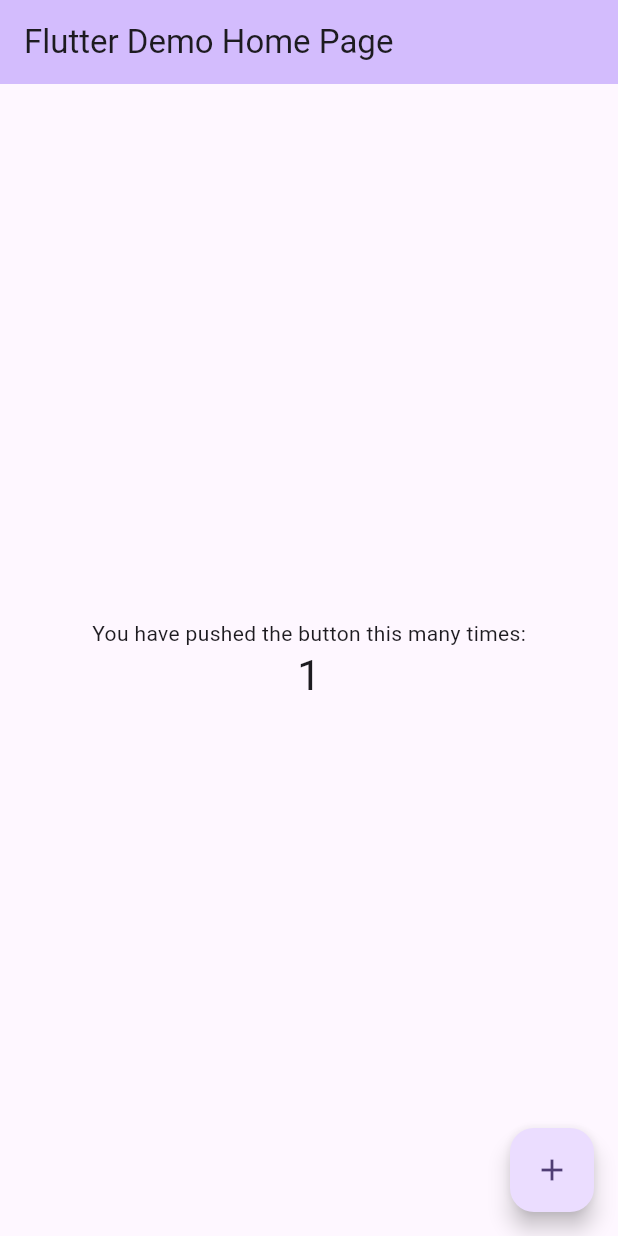
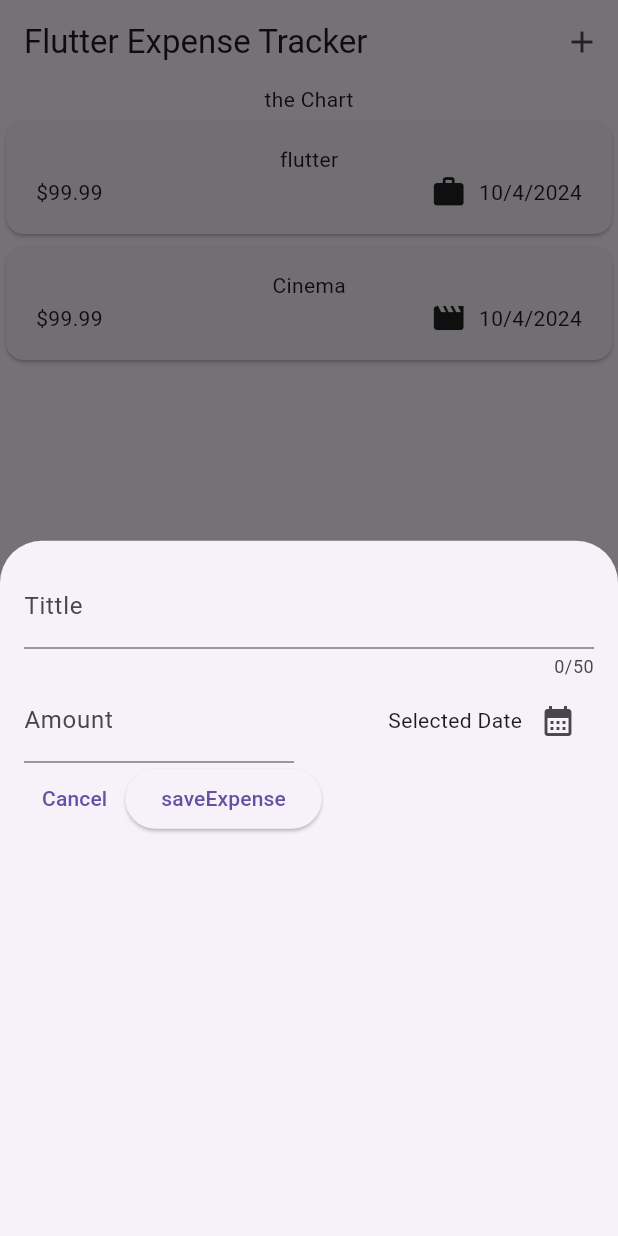
Before and after one commit to rituraj0506/ExpenseTrackerApp, a Flutter app: the screen it shows after launch, after a tap on the "add" icon, on a phone screen of 412 x 824 dp. Run offline on Flutter 3.47's test engine with Material 3 defaults, Android fonts, the phone set to English and light mode, and no system bars.

Commit message:
til 4 th Oct

```diff
--- a/lib/main.dart
+++ b/lib/main.dart
@@ -1,125 +1,18 @@
-import 'package:flutter/material.dart';
+import "package:expensetracker/widgets/expenses_list/expenses.dart";
+import "package:flutter/material.dart";
 
 void main() {
-  runApp(const MyApp());
+  runApp(MyApp());
 }
 
 class MyApp extends StatelessWidget {
   const MyApp({super.key});
 
-  // This widget is the root of your application.
   @override
   Widget build(BuildContext context) {
     return MaterialApp(
-      title: 'Flutter Demo',
-      theme: ThemeData(
-        // This is the theme of your application.
-        //
-        // TRY THIS: Try running your application with "flutter run". You'll see
-        // the application has a purple toolbar. Then, without quitting the app,
-        // try changing the seedColor in the colorScheme below to Colors.green
-        // and then invoke "hot reload" (save your changes or press the "hot
-        // reload" button in a Flutter-supported IDE, or press "r" if you used
-        // the command line to start the app).
-        //
-        // Notice that the counter didn't reset back to zero; the application
-        // state is not lost during the reload. To reset the state, use hot
-        // restart instead.
-        //
-        // This works for code too, not just values: Most code changes can be
-        // tested with just a hot reload.
-        colorScheme: ColorScheme.fromSeed(seedColor: Colors.deepPurple),
-        useMaterial3: true,
-      ),
-      home: const MyHomePage(title: 'Flutter Demo Home Page'),
+      debugShowCheckedModeBanner: false,
+      home: Expenses(),
     );
   }
 }
-
-class MyHomePage extends StatefulWidget {
-  const MyHomePage({super.key, required this.title});
-
-  // This widget is the home page of your application. It is stateful, meaning
-  // that it has a State object (defined below) that contains fields that affect
-  // how it looks.
-
-  // This class is the configuration for the state. It holds the values (in this
-  // case the title) provided by the parent (in this case the App widget) and
-  // used by the build method of the State. Fields in a Widget subclass are
-  // always marked "final".
-
-  final String title;
-
-  @override
-  State<MyHomePage> createState() => _MyHomePageState();
-}
-
-class _MyHomePageState extends State<MyHomePage> {
-  int _counter = 0;
-
-  void _incrementCounter() {
-    setState(() {
-      // This call to setState tells the Flutter framework that something has
-      // changed in this State, which causes it to rerun the build method below
-      // so that the display can reflect the updated values. If we changed
-      // _counter without calling setState(), then the build method would not be
-      // called again, and so nothing would appear to happen.
-      _counter++;
-    });
-  }
-
-  @override
-  Widget build(BuildContext context) {
-    // This method is rerun every time setState is called, for instance as done
-    // by the _incrementCounter method above.
-    //
-    // The Flutter framework has been optimized to make rerunning build methods
-    // fast, so that you can just rebuild anything that needs updating rather
-    // than having to individually change instances of widgets.
-    return Scaffold(
-      appBar: AppBar(
-        // TRY THIS: Try changing the color here to a specific color (to
-        // Colors.amber, perhaps?) and trigger a hot reload to see the AppBar
-        // change color while the other colors stay the same.
-        backgroundColor: Theme.of(context).colorScheme.inversePrimary,
-        // Here we take the value from the MyHomePage object that was created by
-        // the App.build method, and use it to set our appbar title.
-        title: Text(widget.title),
-      ),
-      body: Center(
-        // Center is a layout widget. It takes a single child and positions it
-        // in the middle of the parent.
-        child: Column(
-          // Column is also a layout widget. It takes a list of children and
-          // arranges them vertically. By default, it sizes itself to fit its
-          // children horizontally, and tries to be as tall as its parent.
-          //
-          // Column has various properties to control how it sizes itself and
-          // how it positions its children. Here we use mainAxisAlignment to
-          // center the children vertically; the main axis here is the vertical
-          // axis because Columns are vertical (the cross axis would be
-          // horizontal).
-          //
-          // TRY THIS: Invoke "debug painting" (choose the "Toggle Debug Paint"
-          // action in the IDE, or press "p" in the console), to see the
-          // wireframe for each widget.
-          mainAxisAlignment: MainAxisAlignment.center,
-          children: <Widget>[
-            const Text(
-              'You have pushed the button this many times:',
-            ),
-            Text(
-              '$_counter',
-              style: Theme.of(context).textTheme.headlineMedium,
-            ),
-          ],
-        ),
-      ),
-      floatingActionButton: FloatingActionButton(
-        onPressed: _incrementCounter,
-        tooltip: 'Increment',
-        child: const Icon(Icons.add),
-      ), // This trailing comma makes auto-formatting nicer for build methods.
-    );
-  }
-}
--- /dev/null
+++ b/lib/models/expense.dart
@@ -0,0 +1,37 @@
+// instead of accepting parameter, i used third party uuid whenever new expense obj is created such new unique id is build  dynamically
+
+import 'package:flutter/material.dart';
+import 'package:uuid/uuid.dart';
+import 'package:intl/intl.dart';
+
+// declare object
+final uuid = Uuid();
+
+final formatter = DateFormat.yMd();
+
+enum Category { food, travel, leisure, work }
+
+const categoryIcons = {
+  Category.food: Icons.lunch_dining,
+  Category.travel: Icons.flashlight_off,
+  Category.work: Icons.work,
+  Category.leisure: Icons.movie,
+};
+
+class Expense {
+  Expense(
+      {required this.title,
+      required this.amount,
+      required this.date,
+      required this.category})
+      : id = uuid.v4(); // it generate unique id
+  final String id;
+  final String title;
+  final double amount;
+  final DateTime date;
+  final Category category;
+
+  String get formattedDate {
+    return formatter.format(date);
+  }
+}
--- /dev/null
+++ b/lib/widgets/expenses_list/expense_item.dart
@@ -0,0 +1,37 @@
+import 'package:expensetracker/models/expense.dart';
+import 'package:flutter/material.dart';
+
+// Expense Input data for displayed
+class ExpenseItem extends StatelessWidget {
+  ExpenseItem(this.expense, {super.key});
+  // for adding item in expenses
+  final Expense expense;
+  @override
+  Widget build(BuildContext context) {
+    return Card(
+      child: Padding(
+        padding: const EdgeInsets.symmetric(horizontal: 20, vertical: 16),
+        child: Column(
+          children: [
+            Text(expense.title),
+            Row(
+              children: [
+                Text(
+                  '\$${expense.amount.toStringAsFixed(2)}',
+                ),
+                const Spacer(),
+                Row(
+                  children: [
+                    Icon(categoryIcons[expense.category]),
+                    const SizedBox(width: 8),
+                    Text(expense.formattedDate),
+                  ],
+                ),
+              ],
+            ),
+          ],
+        ),
+      ),
+    );
+  }
+}
--- /dev/null
+++ b/lib/widgets/expenses_list/expenses.dart
@@ -0,0 +1,53 @@
+import 'package:expensetracker/widgets/expenses_list/expenses_list.dart';
+import 'package:expensetracker/models/expense.dart';
+import 'package:expensetracker/widgets/expenses_list/new_expense.dart';
+import 'package:flutter/material.dart';
+
+class Expenses extends StatefulWidget {
+  const Expenses({super.key});
+
+  @override
+  State<Expenses> createState() => _ExpensesState();
+}
+
+class _ExpensesState extends State<Expenses> {
+  final List<Expense> _registeredExpenses = [
+    Expense(
+        title: 'flutter',
+        amount: 99.99,
+        date: DateTime.now(),
+        category: Category.work),
+    Expense(
+        title: 'Cinema',
+        amount: 99.99,
+        date: DateTime.now(),
+        category: Category.leisure),
+  ];
+  void _openAddExpenseOverlay() {
+    showModalBottomSheet(
+      context: context,
+      builder: (ctx) => NewExpense(),
+    );
+  }
+
+  @override
+  Widget build(BuildContext context) {
+    return Scaffold(
+      appBar: AppBar(
+        title: Text('Flutter Expense Tracker '),
+        actions: [
+          IconButton(
+            onPressed: _openAddExpenseOverlay,
+            icon: Icon(Icons.add),
+          ),
+        ],
+      ),
+      body: Column(
+        children: [
+          Text("the Chart"),
+          Expanded(child: ExpensesList(expenses: _registeredExpenses)),
+        ],
+      ),
+    );
+  }
+}
--- /dev/null
+++ b/lib/widgets/expenses_list/expenses_list.dart
@@ -0,0 +1,15 @@
+import 'package:expensetracker/models/expense.dart';
+import 'package:expensetracker/widgets/expenses_list/expense_item.dart';
+import 'package:flutter/material.dart';
+
+class ExpensesList extends StatelessWidget {
+  const ExpensesList({super.key, required this.expenses});
+  final List<Expense> expenses;
+  @override
+  Widget build(BuildContext context) {
+    return ListView.builder(
+      itemCount: expenses.length,
+      itemBuilder: (ctx, index) => ExpenseItem(expenses[index]),
+    );
+  }
+}
--- /dev/null
+++ b/lib/widgets/expenses_list/new_expense.dart
@@ -0,0 +1,88 @@
+// ignore_for_file: prefer_const_constructors, prefer_const_literals_to_create_immutables
+
+import 'package:flutter/material.dart';
+
+class NewExpense extends StatefulWidget {
+  const NewExpense({super.key});
+
+  @override
+  State<NewExpense> createState() => _NewExpenseState();
+}
+
+class _NewExpenseState extends State<NewExpense> {
+  // var _entertitle = '';
+  // void _saveTitleInput(String inputValue) {
+  //   _entertitle = inputValue;
+  // }
+
+  var _titlecontroller = TextEditingController();
+  var _amountcontroller = TextEditingController();
+
+  void dispose() {
+    _titlecontroller.dispose();
+    _amountcontroller.dispose();
+    super.dispose();
+  }
+
+  @override
+  Widget build(BuildContext context) {
+    return Padding(
+      padding: const EdgeInsets.all(16.0),
+      child: Column(
+        children: [
+          TextField(
+            controller: _titlecontroller,
+            maxLength: 50,
+            decoration: InputDecoration(
+              label: Text("Tittle"),
+            ),
+          ),
+          Row(
+            children: [
+              Expanded(
+                child: TextField(
+                  controller: _amountcontroller,
+                  keyboardType: TextInputType.numberWithOptions(),
+                  decoration: InputDecoration(
+                    prefixText: '\$',
+                    label: Text("Amount"),
+                  ),
+                ),
+              ),
+              const SizedBox(width: 20),
+              Expanded(
+                child: Row(
+                  mainAxisAlignment: MainAxisAlignment.end,
+                  children: [
+                    Text("Selected Date"),
+                    IconButton(
+                      onPressed: () {},
+                      icon: Icon(Icons.calendar_month),
+                    ),
+                  ],
+                ),
+              ),
+            ],
+          ),
+          Row(
+            children: [
+              TextButton(
+                onPressed: () {
+                  Navigator.pop(context);
+                },
+                child: Text("Cancel"),
+              ),
+              ElevatedButton(
+                onPressed: () {
+                  print(_titlecontroller.text);
+                  print(_amountcontroller.text);
+                },
+                child: Text("saveExpense"),
+              ),
+            ],
+          ),
+        ],
+      ),
+    );
+  }
+}
--- a/pubspec.yaml
+++ b/pubspec.yaml
@@ -35,6 +35,8 @@ dependencies:
   # The following adds the Cupertino Icons font to your application.
   # Use with the CupertinoIcons class for iOS style icons.
   cupertino_icons: ^1.0.8
+  uuid: ^4.5.1
+  intl: ^0.19.0
 
 dev_dependencies:
   flutter_test:
```
Also changed, not shown: pubspec.lock.
